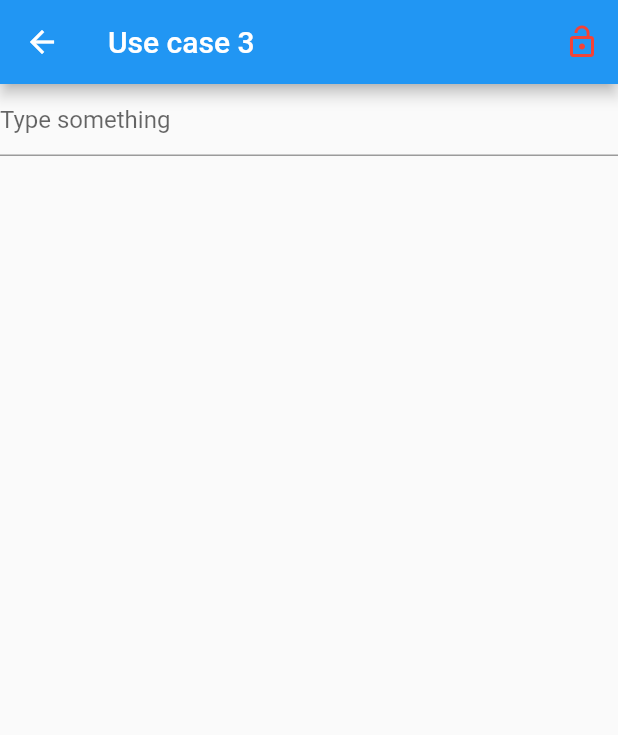
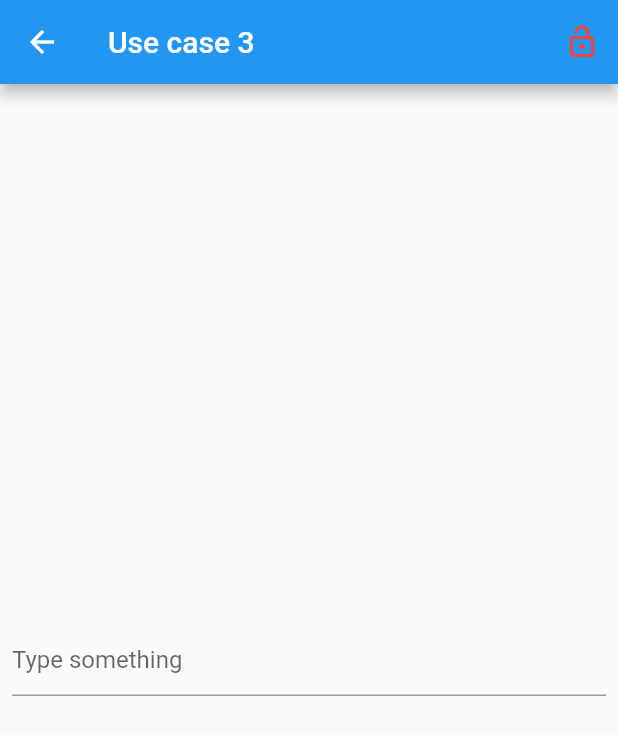
Before and after one commit to ivanserbyniuk/flutter_redux_navigation_demo, a Flutter app: the Case3Page screen opened directly, on a phone screen of 412 x 824 dp. Shown: the top 735 px of the screen. Run offline on Flutter 3.47's test engine with Material 2 defaults, Android fonts, the phone set to English and light mode, and no system bars; our stand-ins replace flutter_redux, redux.

Commit message:
case3 added

```diff
--- a/lib/AppState.dart
+++ b/lib/AppState.dart
@@ -1,11 +1,17 @@
 class AppState {
   final SideBarMode sideBarMode;
+  final int tabIndex;
+  final bool isLocked;
+  final String lockedMessage;
 
-  AppState( this.sideBarMode);
+  AppState({this.sideBarMode, this.tabIndex, this.isLocked, this.lockedMessage});
 
-  factory AppState.initial() => AppState(SideBarMode.one);
+  factory AppState.initial() =>
+      AppState(sideBarMode: SideBarMode.one, tabIndex: 0, isLocked: false, lockedMessage: "");
 }
 
 enum SideBarMode {
-  one, two, three
+  one,
+  two,
+  three
 }
--- a/lib/pages/navigation/case3/Case3Page.dart
+++ b/lib/pages/navigation/case3/Case3Page.dart
@@ -1,24 +1,58 @@
 import 'package:flutter/material.dart';
+import 'package:flutter_redux/flutter_redux.dart';
+import 'package:flutter_test_coffe_app2/AppState.dart';
+import 'package:flutter_test_coffe_app2/reducers/actions.dart';
+import 'package:redux/redux.dart';
 
 
 class Case3Page extends StatelessWidget {
-  final TextEditingController _controller = new TextEditingController();
 
   @override
   Widget build(BuildContext context) {
-    return new Scaffold(
+    return new StoreConnector<AppState, LockViewModel>(converter: (Store store) => LockViewModel.create(store),
+        builder: (BuildContext context, LockViewModel viewModel) => _buildMainContent(viewModel)
+    );
+  }
+
+  _buildMainContent(LockViewModel viewModel) {
+    if (viewModel.isLocked) {
+      return Container(
+        color: Colors.blue[800],
+        child: Center(child:
+        FloatingActionButton(
+          onPressed: () => viewModel.lock(false),
+          child: Icon(Icons.lock_open),
+          backgroundColor: Colors.red,),),);
+    }
+    else {
+      return new Scaffold(
         appBar: AppBar(title: Text("Use case 3"),
           actions: <Widget>[
             IconButton(icon: new Icon(Icons.lock_open, color: Colors.red,),
-                onPressed: () => _lockScreen()),
+                onPressed: () => viewModel.lock(true)),
           ],),
-        body: TextField(
-          decoration: InputDecoration(
-            hintText: 'Type something',
-          ),
-        ));
+        body: new Container(padding: EdgeInsets.symmetric(horizontal: 8.0),
+            child: new Center(child: TextField(
+
+              onChanged: (text) => viewModel.saveMessage(text),
+              decoration: InputDecoration(hintText: 'Type something',),
+            ))),);
+    }
   }
 
-  void _lockScreen() {
+}
+
+class LockViewModel {
+  bool isLocked;
+  String lockedMessage;
+  Function lock;
+  Function saveMessage;
+
+  LockViewModel(this.isLocked, this.lockedMessage, this.lock, this.saveMessage);
+
+  factory LockViewModel.create(Store<AppState> store) {
+    return LockViewModel(store.state.isLocked, store.state.lockedMessage,
+            (bool isLocked) => store.dispatch(new LockAction(isLocked)),
+            (String lockedMessage) => store.dispatch(new LockedMessageAction(lockedMessage)));
   }
 }
--- /dev/null
+++ b/lib/reducers/actions.dart
@@ -0,0 +1,22 @@
+import 'package:flutter_test_coffe_app2/AppState.dart';
+
+
+class ChangeModeAction {
+  SideBarMode index;
+  ChangeModeAction(this.index);
+}
+
+class ChangeTabAction {
+  int tabIndex;
+  ChangeTabAction(this.tabIndex);
+}
+
+class LockAction {
+  bool isLocked;
+  LockAction(this.isLocked);
+}
+
+class LockedMessageAction {
+  String lockedMessage;
+  LockedMessageAction(this.lockedMessage);
+}
--- a/lib/reducers/app_reducer.dart
+++ b/lib/reducers/app_reducer.dart
@@ -1,8 +1,36 @@
+import 'package:flutter_test_coffe_app2/AppState.dart';
+import 'package:flutter_test_coffe_app2/reducers/actions.dart';
+import 'package:redux/redux.dart';
 
-import 'package:flutter_test_coffe_app2/AppState.dart';
-import 'package:flutter_test_coffe_app2/pages/navigation/case4/Case4Page.dart';
+AppState appReducer(AppState state, action) =>
+    AppState(
+        sideBarMode: listDrawerReducer(state.sideBarMode, action),
+        tabIndex: listTabReducer(state.tabIndex, action),
+        isLocked: lockReducer(state.isLocked, action),
+        lockedMessage: lockedMessageReducer(state.lockedMessage, action)
+    );
 
-AppState appReducer(AppState state, action) => AppState(reduceTabIndex(state.sideBarMode, action));
+final Reducer<int> listTabReducer = combineReducers<int>([
+  TypedReducer<int, ChangeTabAction>(_activeTabReducer),
+]);
+
+final Reducer<SideBarMode> listDrawerReducer = combineReducers<SideBarMode>([
+  TypedReducer<SideBarMode, ChangeModeAction>(_reduceDrawerMenu),
+]);
+
+final Reducer<bool> lockReducer = combineReducers<bool>([
+  TypedReducer<bool, LockAction>(_reduceLock),
+]);
+
+final Reducer<String> lockedMessageReducer = combineReducers<String>([
+  TypedReducer<String, LockedMessageAction>(_reduceLockedMessage),
+]);
 
 
-SideBarMode reduceTabIndex(SideBarMode sideBarMode, ChangeModeAction action) => action.index;
+int _activeTabReducer(int activeTab, ChangeTabAction action) => action.tabIndex;
+
+SideBarMode _reduceDrawerMenu(SideBarMode sideBarMode, ChangeModeAction action) => action.index;
+
+bool _reduceLock(bool lock, LockAction action) => action.isLocked;
+
+String _reduceLockedMessage(String lockedMess, LockedMessageAction action) => action.lockedMessage;
```
Also changed, not shown: lib/pages/navigation/case2/Case2Page.dart (+22 -23 lines), lib/pages/navigation/case2/ViewModel.dart (added, +17 -0 lines), lib/pages/navigation/case4/Case4Page.dart (+10 -11 lines), lib/pages/navigation/case4/ViewModel.dart (+3 -8 lines).
